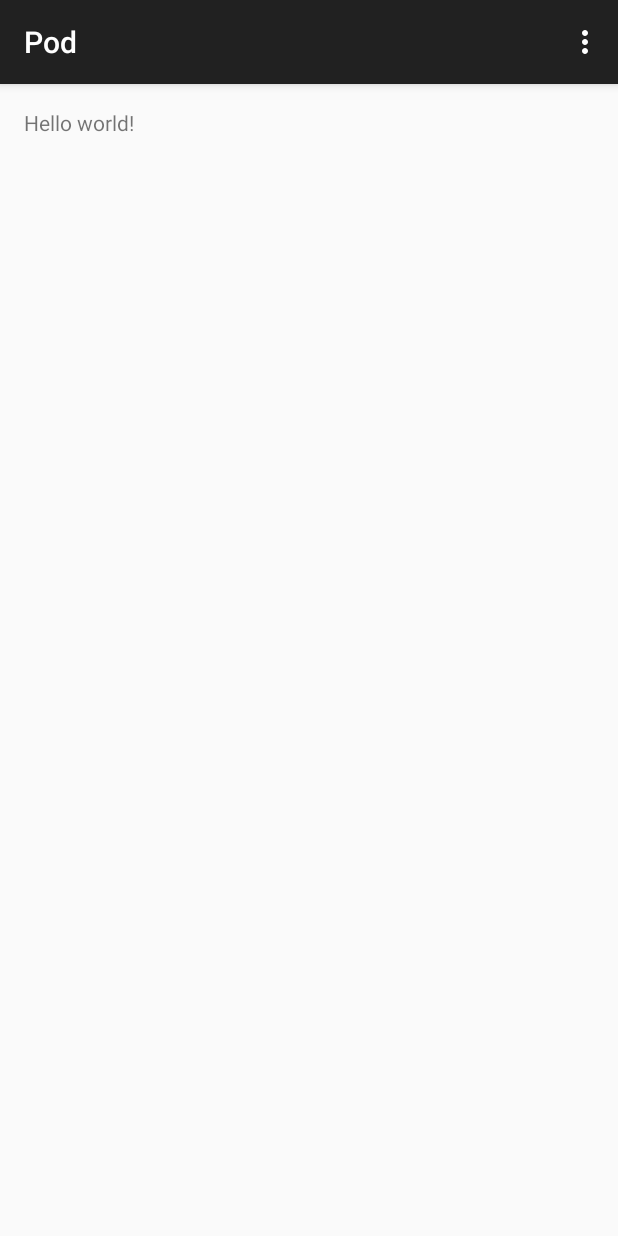
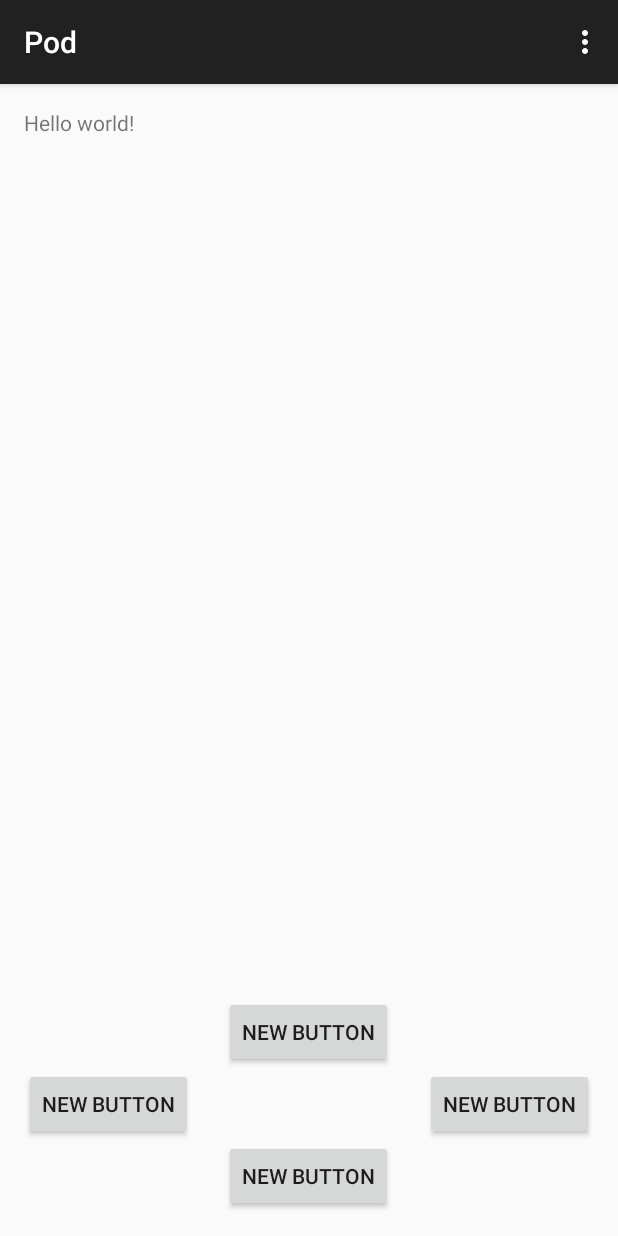
Before and after one commit to JackJasra/Pod, an Android app: the screen it shows after launch (MainActivity), on a phone screen of 412 x 824 dp. Run offline under Robolectric (Android 15) with nearby library versions, the light colour scheme and no system bars.

Commit message:
Added 4 Buttons to move the Character

```diff
--- a/app/src/main/res/layout/activity_main.xml
+++ b/app/src/main/res/layout/activity_main.xml
@@ -8,4 +8,42 @@
     <TextView android:text="@string/hello_world" android:layout_width="wrap_content"
         android:layout_height="wrap_content" />
 
+    <Button
+        style="?android:attr/buttonStyleSmall"
+        android:layout_width="wrap_content"
+        android:layout_height="wrap_content"
+        android:text="New Button"
+        android:id="@+id/button"
+        android:layout_alignParentBottom="true"
+        android:layout_centerHorizontal="true" />
+
+    <Button
+        style="?android:attr/buttonStyleSmall"
+        android:layout_width="wrap_content"
+        android:layout_height="wrap_content"
+        android:text="New Button"
+        android:id="@+id/button2"
+        android:layout_above="@+id/button"
+        android:layout_alignParentLeft="true"
+        android:layout_alignParentStart="true" />
+
+    <Button
+        style="?android:attr/buttonStyleSmall"
+        android:layout_width="wrap_content"
+        android:layout_height="wrap_content"
+        android:text="New Button"
+        android:id="@+id/button3"
+        android:layout_alignTop="@+id/button2"
+        android:layout_alignParentRight="true"
+        android:layout_alignParentEnd="true" />
+
+    <Button
+        style="?android:attr/buttonStyleSmall"
+        android:layout_width="wrap_content"
+        android:layout_height="wrap_content"
+        android:text="New Button"
+        android:id="@+id/button4"
+        android:layout_above="@+id/button2"
+        android:layout_centerHorizontal="true" />
+
 </RelativeLayout>
```
